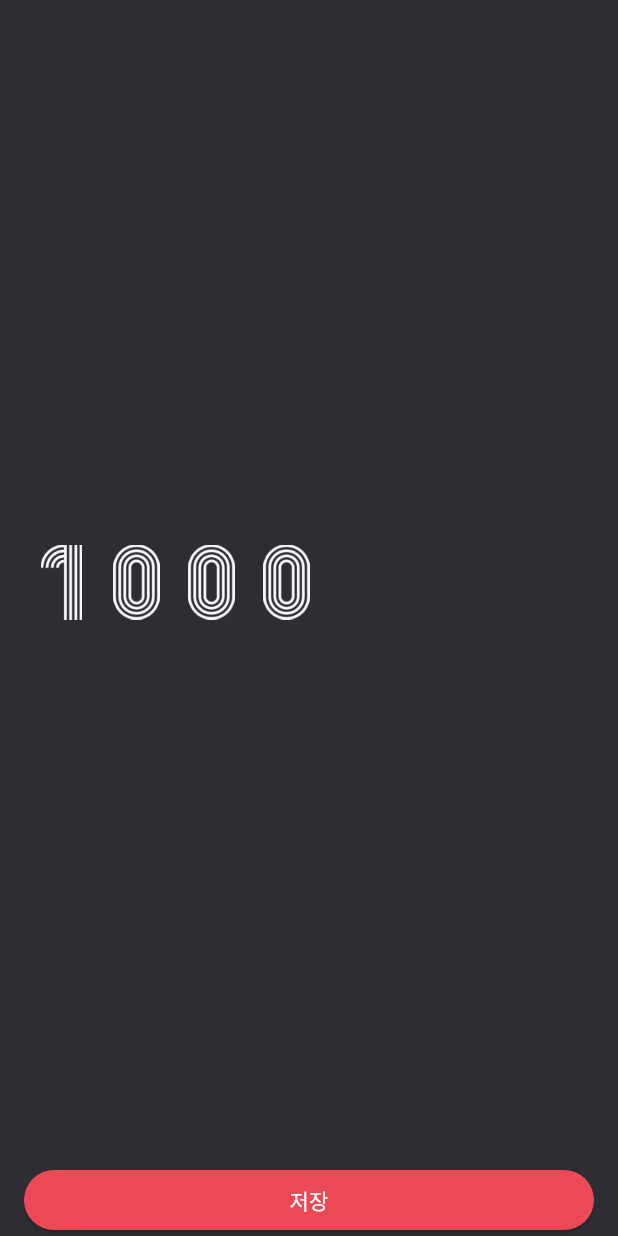
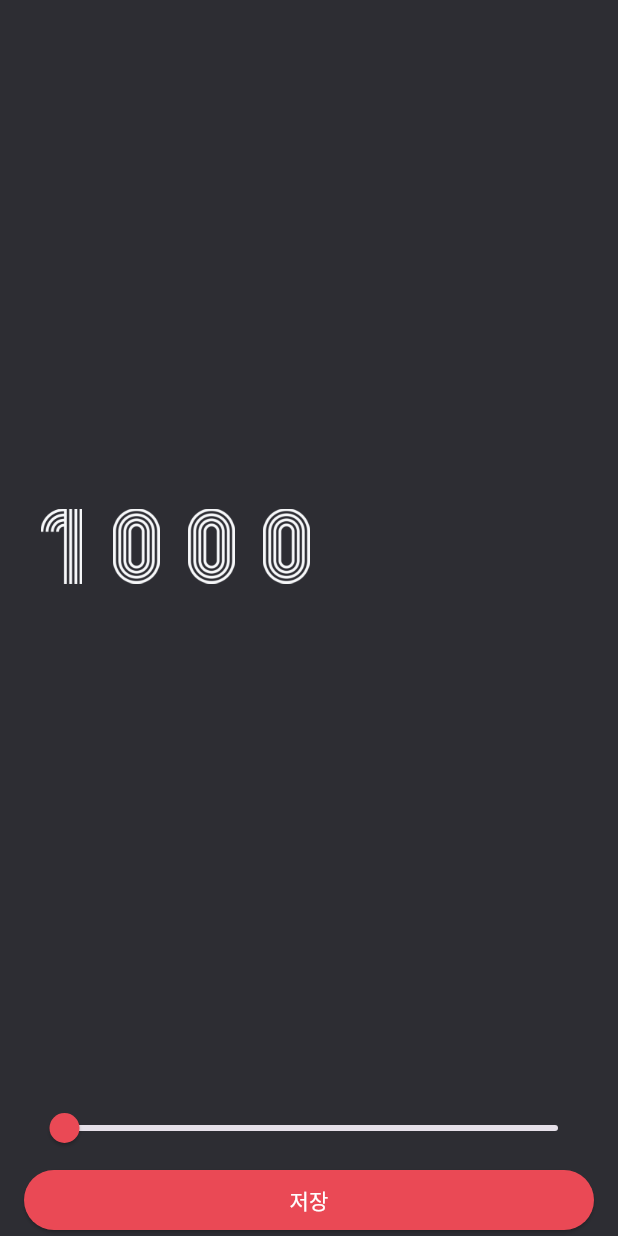
Before and after one commit to shinhash/flutter-rand_num, a Flutter app: the screen it shows after launch, after a tap on the "settings" icon, on a phone screen of 412 x 824 dp. Run offline on Flutter 3.47's test engine with Material 3 defaults, Android fonts, the phone set to English and light mode, and no system bars.

Commit message:
commit 20241015 shs

```diff
--- /dev/null
+++ b/lib/component/NumberToImage.dart
@@ -0,0 +1,23 @@
+import 'package:flutter/material.dart';
+
+class NumberToImage extends StatefulWidget {
+  final int number;
+  const NumberToImage({super.key, required this.number});
+
+  @override
+  State<NumberToImage> createState() => _NumberToImageState();
+}
+
+class _NumberToImageState extends State<NumberToImage> {
+  @override
+  Widget build(BuildContext context) {
+    return Row(
+      children: widget.number.toString().split('')
+          .map((number) => Image.asset(
+        'asset/img/${number}.png',
+        width: 50,
+        height: 50,
+      )).toList(),
+    );
+  }
+}
--- a/lib/screen/HomeScreen.dart
+++ b/lib/screen/HomeScreen.dart
@@ -1,4 +1,5 @@
 import 'package:flutter/material.dart';
+import 'package:random_number_generator/component/NumberToImage.dart';
 import 'package:random_number_generator/constant/color.dart';
 import 'dart:math';
 
@@ -17,6 +18,7 @@ class _HomeScreenState extends State<HomeScreen> {
     456,
     789,
   ];
+  int maxNumber = 1000;
 
   @override
   Widget build(BuildContext context) {
@@ -56,7 +58,7 @@ class _HomeScreenState extends State<HomeScreen> {
     final Set<int> numSet = {};
 
     while (numSet.length < 3) {
-      final randNum = rand.nextInt(1000);
+      final randNum = rand.nextInt(maxNumber);
       if (randNum >= 100) {
         numSet.add(randNum);
       }
@@ -67,14 +69,17 @@ class _HomeScreenState extends State<HomeScreen> {
     });
   }
 
-  void settingIconClick() {
-    Navigator.of(context).push(
+  void settingIconClick() async {
+    double result = await Navigator.of(context).push(
       MaterialPageRoute(
         builder: (BuildContext context){
-          return SettingScreen();
+          return SettingScreen(
+            maxNumber: maxNumber,
+          );
         },
       ),
     );
+    maxNumber = result.toInt();
   }
 }
 
@@ -137,16 +142,7 @@ class _BodyState extends State<_Body> {
         child: Column(
             mainAxisAlignment: MainAxisAlignment.center,
             children: widget.numbers
-                .map((e) => e.toString().split(''))
-                .map((row) => Row(
-                      children: row
-                          .map((number) => Image.asset(
-                                'asset/img/${number}.png',
-                                width: 50,
-                                height: 50,
-                              ))
-                          .toList(),
-                    ))
+                .map((e) => NumberToImage(number: e))
                 .toList()),
       ),
     );
--- a/lib/screen/settingScreen.dart
+++ b/lib/screen/settingScreen.dart
@@ -1,8 +1,15 @@
 import 'package:flutter/material.dart';
 import 'package:random_number_generator/constant/color.dart';
 
+import '../component/NumberToImage.dart';
+
 class SettingScreen extends StatefulWidget {
-  const SettingScreen({super.key});
+  final int maxNumber;
+
+  const SettingScreen({
+    super.key,
+    required this.maxNumber,
+  });
 
   @override
   State<SettingScreen> createState() => _SettingScreenState();
@@ -10,6 +17,12 @@ class SettingScreen extends StatefulWidget {
 
 class _SettingScreenState extends State<SettingScreen> {
   double maxNumber = 1000;
+
+  @override
+  void initState() {
+    super.initState();
+    maxNumber = widget.maxNumber.toDouble();
+  }
 
   @override
   Widget build(BuildContext context) {
@@ -23,13 +36,30 @@ class _SettingScreenState extends State<SettingScreen> {
             child: Column(
               crossAxisAlignment: CrossAxisAlignment.stretch,
               children: [
-                _Number(maxNumber: maxNumber,),
-                _Slider(),
-                _Button(),
+                _Number(
+                  maxNumber: maxNumber,
+                ),
+                _Slider(
+                  value: maxNumber,
+                  onChanged: onSliderChanged,
+                ),
+                _Button(
+                  onPressed: onSaveButtonClick,
+                ),
               ],
             ),
           ),
         ));
+  }
+
+  onSliderChanged(double value) {
+    setState(() {
+      maxNumber = value;
+    });
+  }
+
+  onSaveButtonClick() {
+    Navigator.of(context).pop(maxNumber);
   }
 }
 
@@ -50,14 +80,8 @@ class _NumberState extends State<_Number> {
   Widget build(BuildContext context) {
     return Expanded(
       child: Container(
-        child: Row(
-          children: widget.maxNumber.toInt().toString().split('')
-              .map((number) => Image.asset(
-                    'asset/img/${number}.png',
-                    width: 50,
-                    height: 50,
-                  ))
-              .toList(),
+        child: NumberToImage(
+          number: widget.maxNumber.toInt(),
         ),
       ),
     );
@@ -65,7 +89,12 @@ class _NumberState extends State<_Number> {
 }
 
 class _Button extends StatefulWidget {
-  const _Button({super.key});
+  final VoidCallback onPressed;
+
+  const _Button({
+    required this.onPressed,
+    super.key,
+  });
 
   @override
   State<_Button> createState() => _ButtonState();
@@ -79,16 +108,21 @@ class _ButtonState extends State<_Button> {
         backgroundColor: redColor,
         foregroundColor: Colors.white,
       ),
-      onPressed: () {
-        Navigator.of(context).pop();
-      },
+      onPressed: widget.onPressed,
       child: Text('저장'),
     );
   }
 }
 
 class _Slider extends StatefulWidget {
-  const _Slider({super.key});
+  final double value;
+  final ValueChanged<double> onChanged;
+
+  const _Slider({
+    required this.value,
+    required this.onChanged,
+    super.key,
+  });
 
   @override
   State<_Slider> createState() => _SliderState();
@@ -97,6 +131,12 @@ class _Slider extends StatefulWidget {
 class _SliderState extends State<_Slider> {
   @override
   Widget build(BuildContext context) {
-    return Container();
+    return Slider(
+      value: widget.value,
+      min: 100,
+      max: 100000,
+      activeColor: redColor,
+      onChanged: widget.onChanged,
+    );
   }
 }
```
